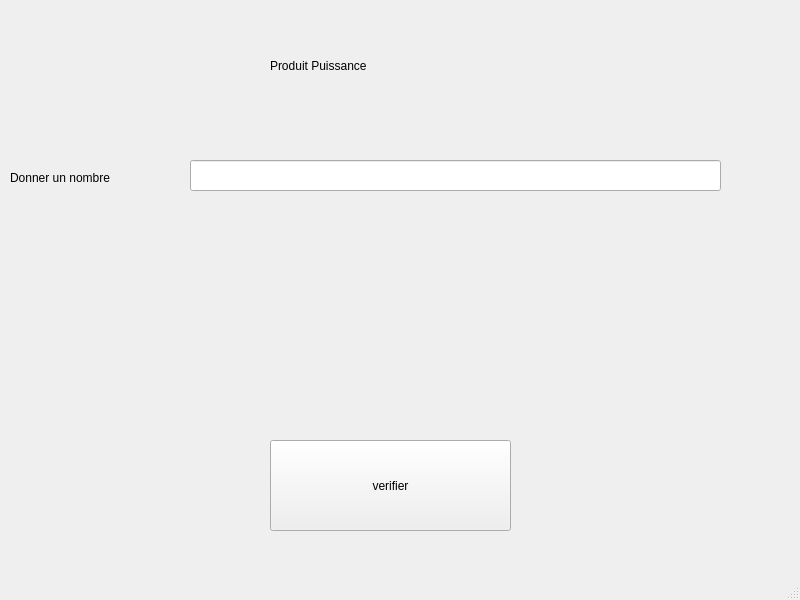
Qt form Devoir 9/untitled.ui (Mohamed-Akram-Hl/work) before a commit.
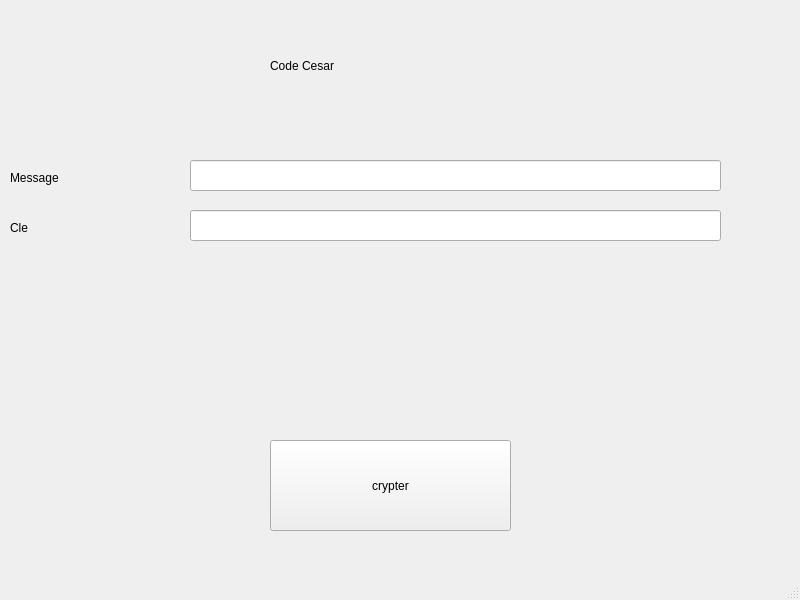
The same form after that commit.

```diff
--- a/Devoir 9/untitled.ui
+++ b/Devoir 9/untitled.ui
@@ -24,7 +24,7 @@
      </rect>
     </property>
     <property name="text">
-     <string>Produit Puissance</string>
+     <string>Code Cesar</string>
     </property>
    </widget>
    <widget class="QLabel" name="label_2">
@@ -37,10 +37,10 @@
      </rect>
     </property>
     <property name="text">
-     <string>Donner un nombre</string>
+     <string>Message</string>
     </property>
    </widget>
-   <widget class="QLabel" name="b">
+   <widget class="QLabel" name="c">
     <property name="geometry">
      <rect>
       <x>210</x>
@@ -53,7 +53,7 @@
      <string/>
     </property>
    </widget>
-   <widget class="QPushButton" name="c">
+   <widget class="QPushButton" name="d">
     <property name="geometry">
      <rect>
       <x>270</x>
@@ -63,7 +63,7 @@
      </rect>
     </property>
     <property name="text">
-     <string>verifier</string>
+     <string>crypter</string>
     </property>
    </widget>
    <widget class="QLineEdit" name="a">
@@ -76,6 +76,32 @@
      </rect>
     </property>
    </widget>
+   <widget class="QLineEdit" name="b">
+    <property name="geometry">
+     <rect>
+      <x>190</x>
+      <y>210</y>
+      <width>531</width>
+      <height>31</height>
+     </rect>
+    </property>
+    <property name="text">
+     <string/>
+    </property>
+   </widget>
+   <widget class="QLabel" name="label_3">
+    <property name="geometry">
+     <rect>
+      <x>10</x>
+      <y>220</y>
+      <width>111</width>
+      <height>16</height>
+     </rect>
+    </property>
+    <property name="text">
+     <string>Cle</string>
+    </property>
+   </widget>
   </widget>
   <widget class="QMenuBar" name="menubar">
    <property name="geometry">
```
